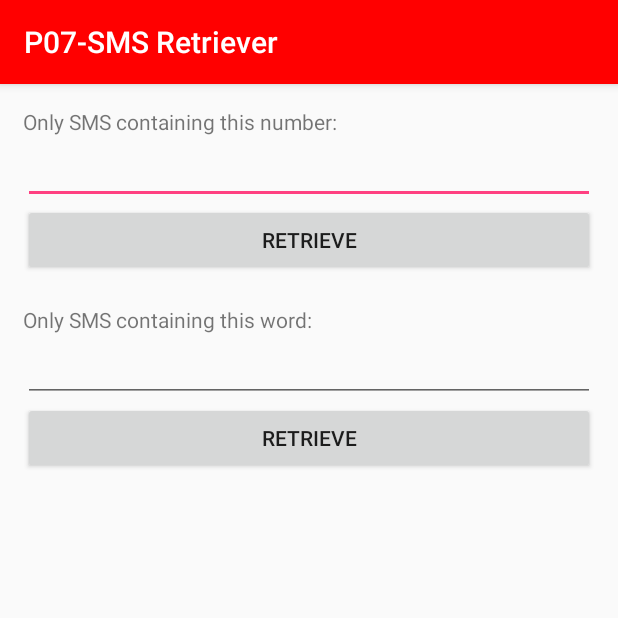
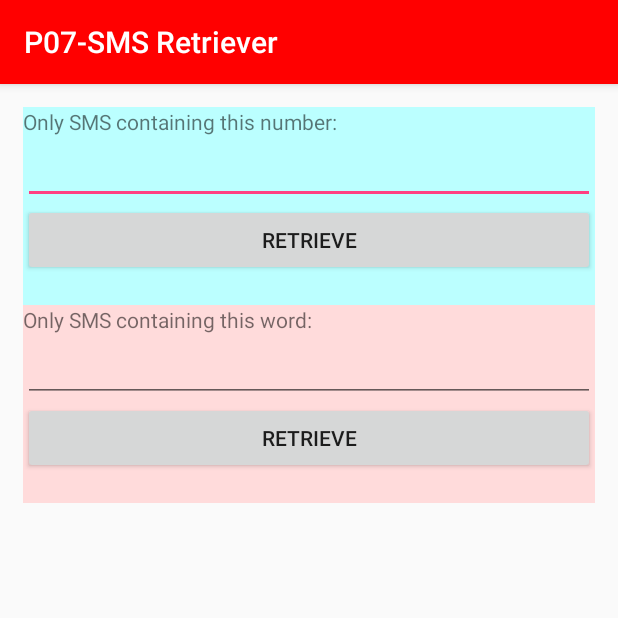
Before and after one commit to 16022582/P07SMSRetriever, an Android app: the screen it shows after launch (MainActivity), on a phone screen of 412 x 824 dp, the top half of it. Run offline under Robolectric (Android 15) with nearby library versions, the phone set to English and light mode, and no system bars.

```diff
--- /dev/null
+++ b/app/src/main/res/layout-land/activity_main.xml
@@ -0,0 +1,27 @@
+<?xml version="1.0" encoding="utf-8"?>
+<LinearLayout xmlns:android="http://schemas.android.com/apk/res/android"
+    xmlns:app="http://schemas.android.com/apk/res-auto"
+    xmlns:tools="http://schemas.android.com/tools"
+    android:layout_width="match_parent"
+    android:layout_height="match_parent"
+    android:paddingBottom="15dp"
+    android:paddingLeft="15dp"
+    android:paddingRight="15dp"
+    android:paddingTop="15dp"
+    android:orientation="horizontal"
+
+    tools:context=".MainActivity">
+
+    <FrameLayout
+        android:id="@+id/frame1"
+        android:layout_width="match_parent"
+        android:layout_height="wrap_content"
+        />
+
+    <FrameLayout
+        android:id="@+id/frame2"
+        android:layout_width="match_parent"
+        android:layout_height="wrap_content"
+        />
+
+</LinearLayout>
--- a/app/src/main/res/layout/fragment_first.xml
+++ b/app/src/main/res/layout/fragment_first.xml
@@ -3,7 +3,8 @@
     xmlns:tools="http://schemas.android.com/tools"
     android:layout_width="match_parent"
     android:layout_height="match_parent"
-    tools:context=".FragmentFirst">
+    tools:context=".FragmentFirst"
+    android:background="#BBFFFF">
 
     <!-- TODO: Update blank fragment layout -->
 
--- a/app/src/main/res/layout/fragment_second.xml
+++ b/app/src/main/res/layout/fragment_second.xml
@@ -3,7 +3,8 @@
     xmlns:tools="http://schemas.android.com/tools"
     android:layout_width="match_parent"
     android:layout_height="match_parent"
-    tools:context=".FragmentSecond">
+    tools:context=".FragmentSecond"
+    android:background="#FFDBDB">
 
     <!-- TODO: Update blank fragment layout -->
 
```
